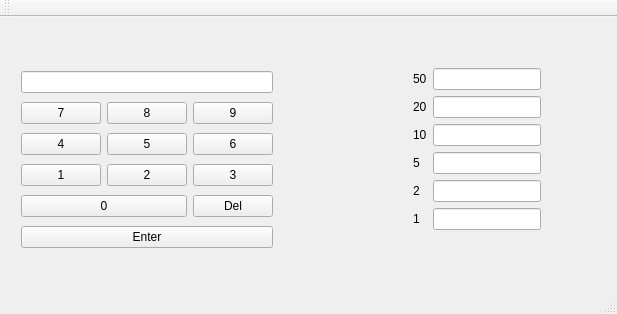
Above: P12/LO21/TP03/TP03_5/mainwindow.ui from CrowPg/UV before the change. Below: the same form after it.
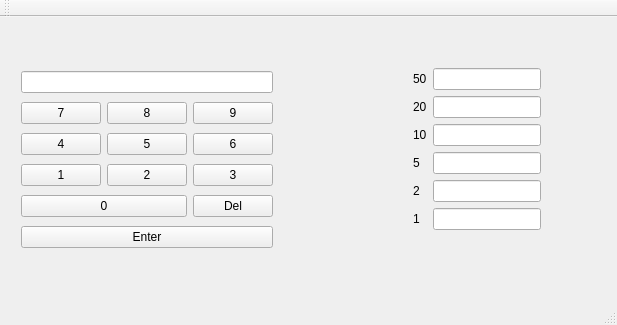
That is the form after the change.

Commit message: / ‘P12/LO21/TP03/TP03_3/TP03_3.pro.user’ / ‘P12/LO21/TP03/TP03_5/TP03_5.pro.user’ / ‘P12/LO21/TP03/TP03_5/mainwindow.ui’

The edit to the form file:
```diff
--- a/P12/LO21/TP03/TP03_5/mainwindow.ui
+++ b/P12/LO21/TP03/TP03_5/mainwindow.ui
@@ -7,7 +7,7 @@
     <x>0</x>
     <y>0</y>
     <width>617</width>
-    <height>314</height>
+    <height>325</height>
    </rect>
   </property>
   <property name="windowTitle">
```
The commit also changes 2 other files.
